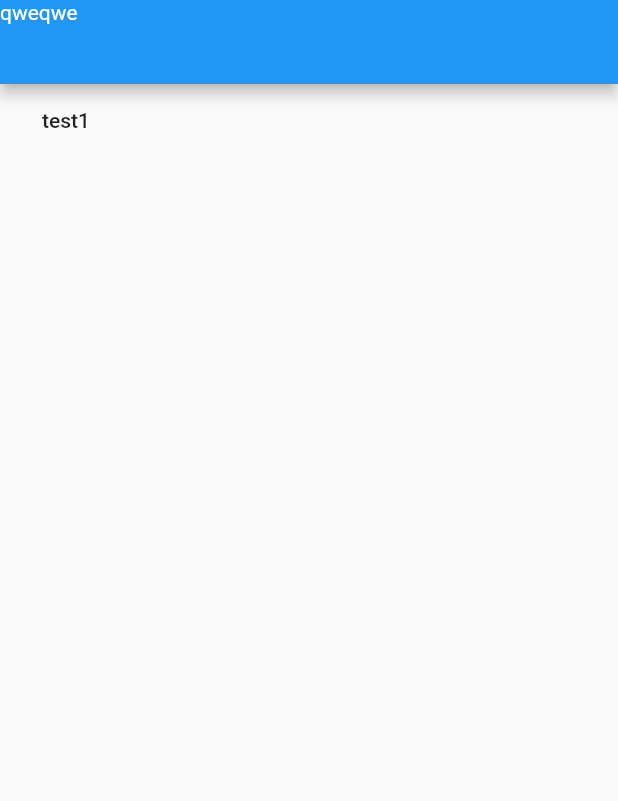
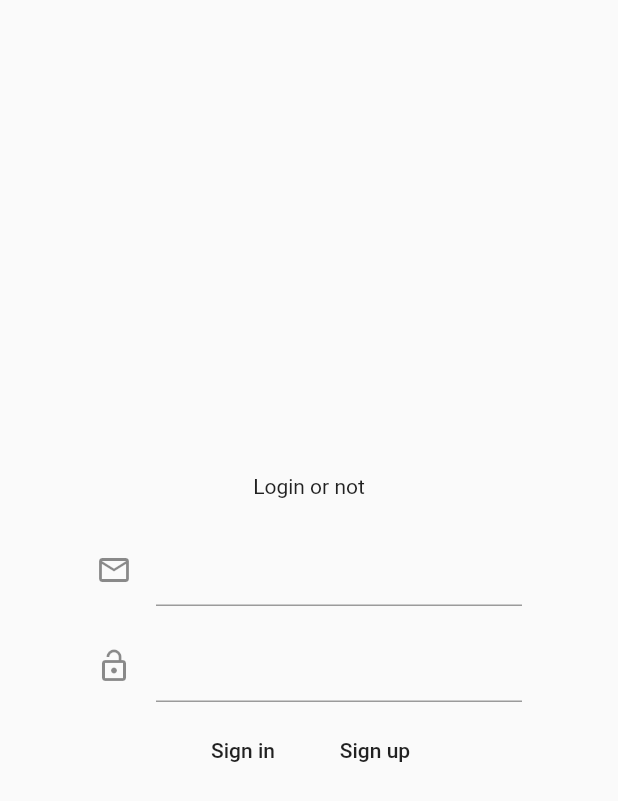
Before and after one commit to digiborimusik/cuffshot, a Flutter app: the screen it shows after launch, on a phone screen of 412 x 824 dp. Shown: the top 801 px of the screen. Run offline on Flutter 3.47's test engine with Material 2 defaults, Android fonts, the phone set to English and light mode, and no system bars; our stand-ins replace firebase_auth, firebase_core, rxdart; accounts and stored records are empty.

Commit message:
Auth screen added

```diff
--- /dev/null
+++ b/lib/TestScreen.dart
@@ -0,0 +1,42 @@
+import 'package:cuffshot/auth/AuthActions.dart';
+import 'package:cuffshot/auth/AuthBloc.dart';
+import 'package:flutter/material.dart';
+import 'package:provider/provider.dart';
+
+class TestW extends StatefulWidget {
+  TestW({Key key}) : super(key: key);
+
+  @override
+  _TestWState createState() => _TestWState();
+}
+
+class _TestWState extends State<TestW> {
+  AuthBloc authbloc;
+
+  @override
+  void initState() {
+    // TODO: implement initState
+    super.initState();
+    authbloc = context.read<AuthBloc>();
+  }
+
+  @override
+  Widget build(BuildContext context) {
+    return Scaffold(
+      appBar: AppBar(),
+      body: Container(
+        child: Column(
+          children: [
+            Text('Test baby!'),
+            FlatButton(
+                onPressed: () => authbloc.mapEvent(SignOut()),
+                child: Text('SignOut')),
+            FlatButton(
+                onPressed: () => Navigator.pushReplacementNamed(context, '/'),
+                child: Text('test'))
+          ],
+        ),
+      ),
+    );
+  }
+}
--- /dev/null
+++ b/lib/auth/AuthScreen.dart
@@ -0,0 +1,163 @@
+import 'package:cuffshot/auth/AuthActions.dart';
+import 'package:cuffshot/auth/AuthBloc.dart';
+import 'package:cuffshot/auth/AuthStates.dart';
+import 'package:flutter/material.dart';
+import 'package:flutter/scheduler.dart';
+import 'package:provider/provider.dart';
+
+class AuthScreen extends StatefulWidget {
+  AuthScreen({Key key}) : super(key: key);
+
+  @override
+  _AuthScreenState createState() => _AuthScreenState();
+}
+
+class _AuthScreenState extends State<AuthScreen> {
+  AuthBloc bloc;
+
+  @override
+  void initState() {
+    // TODO: implement initState
+    super.initState();
+    bloc = context.read<AuthBloc>();
+
+    bloc.stateStream.listen((event) {
+      print(event);
+      // if (event is IsLogined) {
+      //   Navigator.pushReplacementNamed(context, 'test');
+      // }
+    });
+  }
+
+  @override
+  void dispose() {
+    // TODO: implement dispose
+    super.dispose();
+  }
+
+  @override
+  Widget build(BuildContext context) {
+    print(bloc.state);
+
+    return Scaffold(
+      appBar: null,
+      body: Container(
+          child: StreamBuilder(
+        stream: bloc.stateStream,
+        initialData: AppStarting(),
+        builder: (context, snapshot) {
+          if (snapshot.data is IsNotLogged) {
+            IsNotLogged act = snapshot.data;
+            return SignField(
+                isPending: act.busy, isErrored: act.error, errCode: act.code);
+          }
+          if (snapshot.data is IsLogined) {
+            SchedulerBinding.instance.addPostFrameCallback((e) {
+              Navigator.pushReplacementNamed(context, 'test');
+            });
+            return Center(child: Text('Camin baby!'));
+          }
+          if (snapshot.data is AppStarting) {
+            return Text('init');
+          }
+        },
+      )),
+    );
+  }
+}
+
+class SignField extends StatefulWidget {
+  bool isPending;
+  bool isErrored;
+  String errCode;
+
+  SignField({this.isPending = false, this.isErrored = false, this.errCode});
+
+  @override
+  _SignFieldState createState() => _SignFieldState();
+}
+
+class _SignFieldState extends State<SignField> {
+  String email;
+  String password;
+  AuthBloc authbloc;
+
+  @override
+  void initState() {
+    // TODO: implement initState
+    super.initState();
+    authbloc = context.read<AuthBloc>();
+  }
+
+  @override
+  Widget build(BuildContext context) {
+    return Container(
+      child: Column(
+        mainAxisAlignment: MainAxisAlignment.center,
+        children: [
+          Row(
+            mainAxisAlignment: MainAxisAlignment.center,
+            children: [
+              Container(
+                  padding: EdgeInsets.all(16), child: Text('Login or not')),
+            ],
+          ),
+          Container(
+            width: 300,
+            padding: EdgeInsets.all(8),
+            child: TextField(
+              enabled: !widget.isPending,
+              decoration: InputDecoration(
+                icon: Icon(Icons.email_outlined),
+                // enabledBorder: UnderlineInputBorder(
+                //   borderSide: BorderSide(color: Colors.amber),
+                // ),
+                // focusedBorder: UnderlineInputBorder(
+                //   borderSide: BorderSide(color: Colors.yellow),
+                // ),
+                // border: UnderlineInputBorder(
+                //   borderSide: BorderSide(color: Colors.amber),
+                // ),
+              ),
+              controller: TextEditingController(text: email),
+              onChanged: (value) => email = value,
+            ),
+          ),
+          Container(
+            width: 300,
+            padding: EdgeInsets.all(8),
+            child: TextField(
+              enabled: !widget.isPending,
+              decoration: InputDecoration(
+                helperText: widget.isErrored ? widget.errCode : null,
+                icon: Icon(Icons.lock_open),
+                // enabledBorder: UnderlineInputBorder(
+                //   borderSide: BorderSide(color: Colors.amber),
+                // ),
+                // focusedBorder: UnderlineInputBorder(
+                //   borderSide: BorderSide(color: Colors.yellow),
+                // ),
+                // border: UnderlineInputBorder(
+                //   borderSide: BorderSide(color: Colors.amber),
+                // ),
+              ),
+              controller: TextEditingController(text: password),
+              onChanged: (value) => password = value,
+            ),
+          ),
+          Row(
+            mainAxisAlignment: MainAxisAlignment.center,
+            children: [
+              FlatButton(
+                  onPressed: () => authbloc.mapEvent(SignIn(email, password)),
+                  child: Text('Sign in')),
+              FlatButton(
+                  onPressed: () => authbloc.mapEvent(Register(email, password)),
+                  child: Text('Sign up'))
+            ],
+          )
+        ],
+      ),
+    );
+  }
+}
--- a/lib/auth/FirebaseAuthService.dart
+++ b/lib/auth/FirebaseAuthService.dart
@@ -13,6 +13,8 @@ class FirebaseAuthService {
       return FirebaseStatusData(true, auth.currentUser, null);
     } on FirebaseAuthException catch (e) {
       if (e.code == 'user-not-found') {
+        return FirebaseStatusData(false, auth.currentUser, e.code);
+      } else if (e.code == 'invalid-email') {
         return FirebaseStatusData(false, auth.currentUser, e.code);
       } else if (e.code == 'wrong-password') {
         return FirebaseStatusData(false, auth.currentUser, e.code);
--- a/lib/main.dart
+++ b/lib/main.dart
@@ -1,8 +1,11 @@
+import 'package:cuffshot/TestScreen.dart';
 import 'package:cuffshot/auth/AuthActions.dart';
 import 'package:cuffshot/auth/AuthBloc.dart';
+import 'package:cuffshot/auth/AuthScreen.dart';
 import 'package:cuffshot/auth/AuthStates.dart';
 import 'package:firebase_core/firebase_core.dart';
 import 'package:flutter/material.dart';
+import 'package:provider/provider.dart';
 
 void main() async {
   WidgetsFlutterBinding.ensureInitialized();
@@ -14,79 +17,18 @@ class MyApp extends StatelessWidget {
   // This widget is the root of your application.
   @override
   Widget build(BuildContext context) {
-    return MaterialApp(
-      title: 'Flutter Demo',
-      theme: ThemeData(
-        // This is the theme of your application.
-        //
-        // Try running your application with "flutter run". You'll see the
-        // application has a blue toolbar. Then, without quitting the app, try
-        // changing the primarySwatch below to Colors.green and then invoke
-        // "hot reload" (press "r" in the console where you ran "flutter run",
-        // or simply save your changes to "hot reload" in a Flutter IDE).
-        // Notice that the counter didn't reset back to zero; the application
-        // is not restarted.
-        primarySwatch: Colors.blue,
-        // This makes the visual density adapt to the platform that you run
-        // the app on. For desktop platforms, the controls will be smaller and
-        // closer together (more dense) than on mobile platforms.
-        visualDensity: VisualDensity.adaptivePlatformDensity,
-      ),
-      home: Scaffold(
-        appBar: AppBar(
-          leading: Text('qweqwe'),
-        ),
-        body: Test(),
+    return MultiProvider(
+      providers: [Provider<AuthBloc>(create: (_) => AuthBloc())],
+      child: MaterialApp(
+        theme: ThemeData(primarySwatch: Colors.cyan),
+        title: 'CuffShot',
+        routes: routes,
       ),
     );
   }
 }
 
-class Test extends StatefulWidget {
-  const Test({Key key}) : super(key: key);
-
-  @override
-  _TestState createState() => _TestState();
-}
-
-class _TestState extends State<Test> {
-  AuthBloc bloc = AuthBloc();
-
-  @override
-  void initState() {
-    super.initState();
-    bloc.stateStream.listen((event) {
-      print(event);
-      if (event is IsLogined) {
-        print(event.user);
-      }
-      print('busy: ' + event.busy.toString());
-    });
-  }
-
-  void test() async {
-    print('separ');
-
-    // bloc.mapEvent(SignIn('vanta@qwseesaa.ru', '123123'));
-    // bloc.mapEvent(Register('vamn@dsa.su', '123123'));
-    // bloc.mapEvent(UpdateData('Turbo', null));
-    // bloc.mapEvent(SignOut());
-    // print(bloc.state);
-
-    // print(authSrv.auth.currentUser);
-  }
-
-  @override
-  Widget build(BuildContext context) {
-    test();
-    return Column(
-      children: [
-        FlatButton(
-            onPressed: () {
-              // authSrv.regIn('vanta@qwe.ru', 'asdsd2');
-            },
-            child: Text('test1'))
-      ],
-    );
-  }
-}
+Map<String, Widget Function(BuildContext)> routes = {
+  '/': (_) => AuthScreen(),
+  'test': (_) => TestW(),
+};
```
